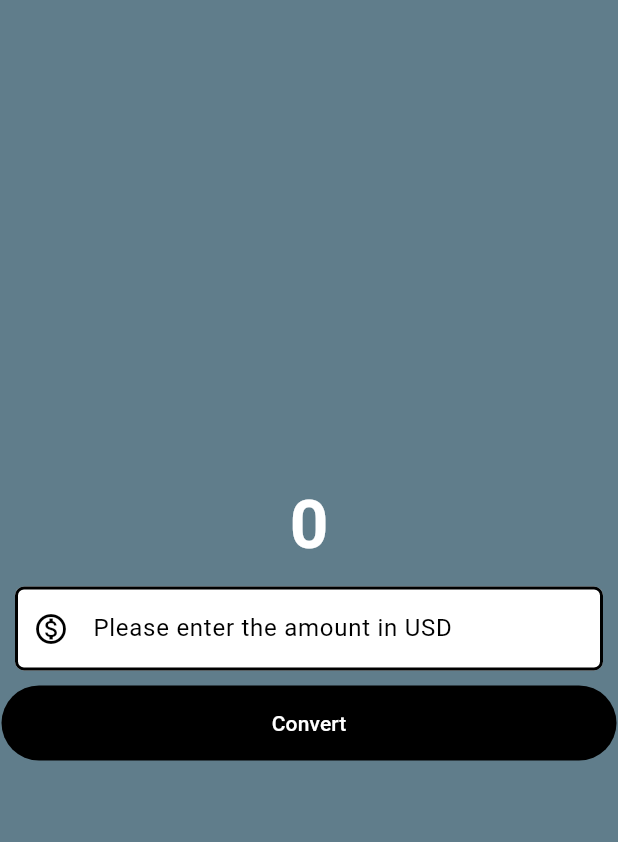
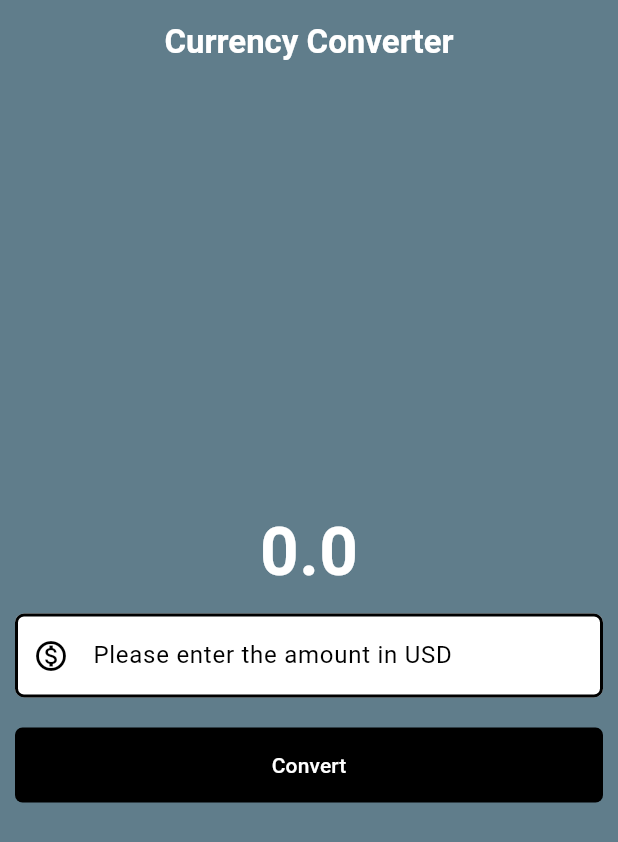
Before and after one commit to SammyObeezy/Mobile_app_devFlutter, a Flutter app: the screen it shows after launch, after a tap on "Convert", on a phone screen of 412 x 824 dp. Shown: the top 842 px of the screen. Run offline on Flutter 3.47's test engine with Material 3 defaults, Android fonts, the phone set to English and light mode, and no system bars.

Commit message:
Flutter basics, and creating of a cuurency converter project

```diff
--- a/currency_converter/lib/currency_converter_material_page.dart
+++ b/currency_converter/lib/currency_converter_material_page.dart
@@ -1,11 +1,25 @@
-import 'package:flutter/foundation.dart';
 import 'package:flutter/material.dart';
 
-class CurrencyConverterMaterialPage extends StatelessWidget {
+// Create a variable that stores the converted currency.
+//Create a function that converts the currency.
+// Store the value in the variable we created
+// Display results
+
+class CurrencyConverterMaterialPage extends StatefulWidget {
   const CurrencyConverterMaterialPage({super.key});
+  @override
+  State<CurrencyConverterMaterialPage> createState() =>
+      _CurrencyConverterMaterialPageState();
+}
+
+class _CurrencyConverterMaterialPageState
+    extends State<CurrencyConverterMaterialPage> {
+  double result = 0;
+  final TextEditingController textEditingController = TextEditingController();
 
   @override
   Widget build(BuildContext context) {
+    print('rebuild');
     final border = OutlineInputBorder(
       borderSide: const BorderSide(
         color: Colors.black,
@@ -16,13 +30,22 @@ class CurrencyConverterMaterialPage extends StatelessWidget {
     );
     return Scaffold(
       backgroundColor: Colors.blueGrey,
+      appBar: AppBar(
+        backgroundColor: Colors.blueGrey,
+        elevation: 0,
+        title: const Text(
+          'Currency Converter',
+          style: TextStyle(color: Colors.white, fontWeight: FontWeight.bold),
+        ),
+        centerTitle: true,
+      ),
       body: Center(
         child: Column(
           mainAxisAlignment: MainAxisAlignment.center,
           children: [
-            const Text(
-              '0',
-              style: TextStyle(
+            Text(
+              result.toString(),
+              style: const TextStyle(
                 fontSize: 45,
                 fontWeight: FontWeight.bold,
                 color: Color.fromARGB(255, 255, 255, 255),
@@ -33,6 +56,7 @@ class CurrencyConverterMaterialPage extends StatelessWidget {
             Container(
               padding: const EdgeInsets.all(10.0),
               child: TextField(
+                controller: textEditingController,
                 style: const TextStyle(
                   color: Colors.black,
                 ),
@@ -56,21 +80,24 @@ class CurrencyConverterMaterialPage extends StatelessWidget {
             //button
             //raised
             //appears like a text
-            TextButton(
-              onPressed: () {
-                // debug, release, profile
-                if (kDebugMode) {
-                  print('Button pressed');
-                }
-              },
-              style: const ButtonStyle(
-                backgroundColor: WidgetStatePropertyAll(Colors.black),
-                foregroundColor: WidgetStatePropertyAll(Colors.white),
-                fixedSize: WidgetStatePropertyAll(
-                  Size(410, 50),
+            Padding(
+              padding: const EdgeInsets.all(10.0),
+              child: TextButton(
+                onPressed: () {
+                  setState(() {
+                    result = double.parse(textEditingController.text) * 81;
+                  });
+                },
+                style: TextButton.styleFrom(
+                  backgroundColor: Colors.black,
+                  foregroundColor: Colors.white,
+                  minimumSize: const Size(double.infinity, 50),
+                  shape: RoundedRectangleBorder(
+                    borderRadius: BorderRadius.circular(5),
+                  ),
                 ),
+                child: const Text('Convert'),
               ),
-              child: const Text('Convert'),
             )
           ],
         ),
--- a/currency_converter/lib/main.dart
+++ b/currency_converter/lib/main.dart
@@ -21,7 +21,7 @@ class MyApp extends StatelessWidget {
 
   @override
   Widget build(BuildContext context) {
-    return MaterialApp(
+    return const MaterialApp(
       home: CurrencyConverterMaterialPage(),
     );
   }
```
